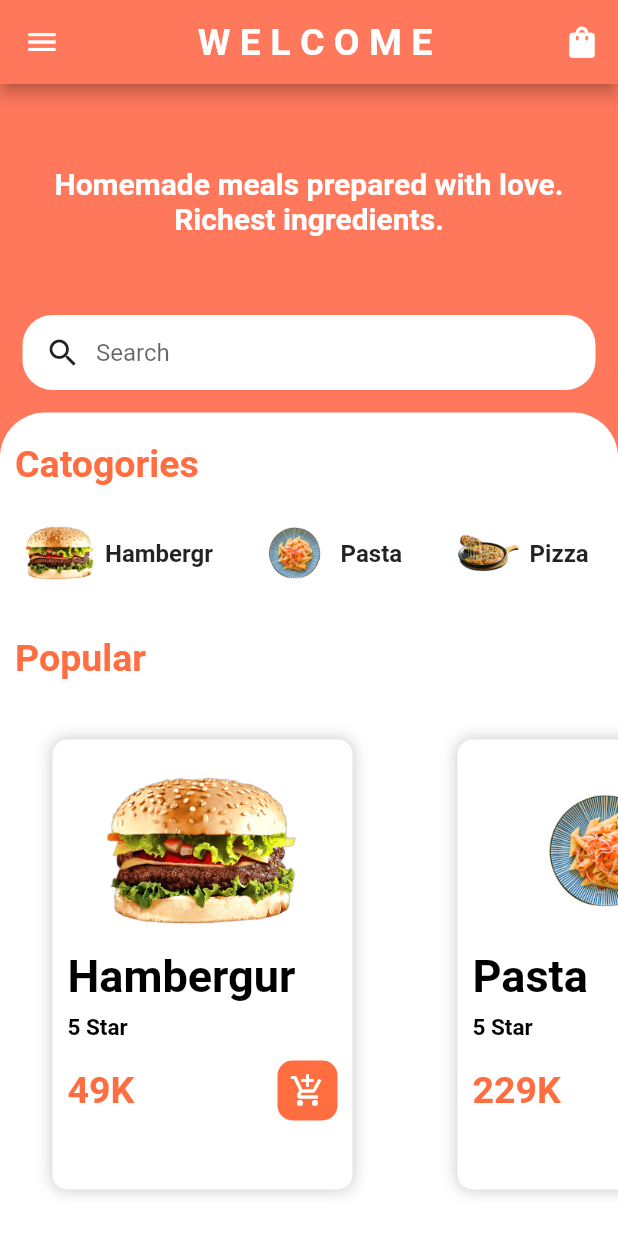
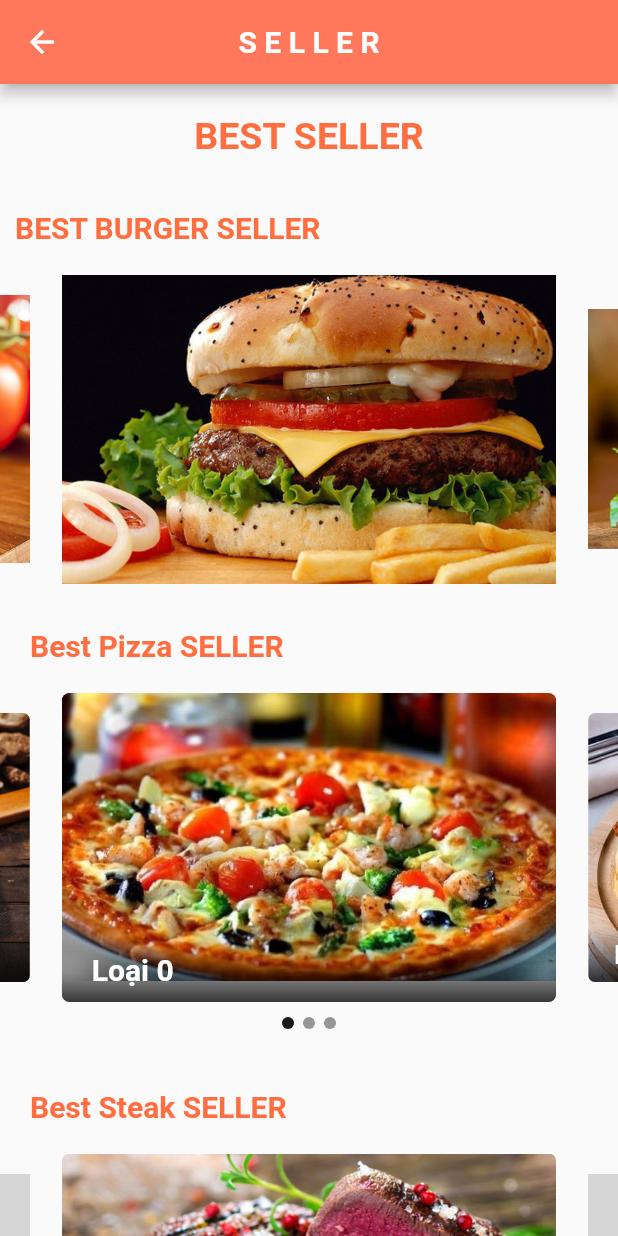
Before and after one commit to phamgiakhiem22022003/shoppingfood, a Flutter app: the HomePage screen opened by its route, in the side drawer, after a tap on "SELLER", on a phone screen of 412 x 824 dp. Run offline on Flutter 3.47's test engine with Material 2 defaults, Android fonts, the phone set to English and light mode, and no system bars; drawn by our look-alikes of carousel_slider; our stand-ins replace cloud_firestore, firebase_auth, firebase_core, line_awesome_flutter, sliding_sheet; accounts and stored records are empty; grey boxes are pictures that could not be loaded.

Commit message:
thêm Seller sửa Edit Profile

```diff
--- /dev/null
+++ b/lib/Page/CarouselPage.dart
@@ -0,0 +1,115 @@
+import 'package:carousel_slider/carousel_slider.dart';
+import 'package:flutter/material.dart';
+
+class CarouselPage extends StatefulWidget {
+
+  List<String> imgListPizza;
+
+  CarouselPage({super.key, required this.imgListPizza});
+
+  @override
+  State<CarouselPage> createState() => _CarouselPageState();
+}
+
+class _CarouselPageState extends State<CarouselPage> {
+
+  int _current = 0;
+
+  @override
+  Widget build(BuildContext context) {
+    final List<Widget> imgeSliders =
+    widget.imgListPizza.map((item) => Container(
+      child: ClipRRect(
+        borderRadius: BorderRadius.all(Radius.circular(5.0),),
+        child: Stack(
+          children: [
+            Image.asset(
+              item,
+              fit: BoxFit.cover,
+              width: 1000,
+            ),
+            Positioned(
+              bottom: 0,
+              left: 0.0,
+              right: 0.0,
+              child: Container(
+                decoration: BoxDecoration(
+                  gradient: LinearGradient(
+                    colors: [
+                      Color.fromARGB(200, 0, 0, 0),
+                      Color.fromARGB(0, 0, 0, 0)
+                    ],
+                    begin: Alignment.bottomCenter,
+                    end: Alignment.topCenter,
+                  ),
+                ),
+                padding: EdgeInsets.symmetric(horizontal: 20, vertical: 10),
+                child: Text(
+                  "Loại ${widget.imgListPizza.indexOf(item)}",
+                  style: TextStyle(
+                    color: Colors.white,
+                    fontSize: 20.0,
+                    fontWeight: FontWeight.bold,
+                  ),
+                ),
+              ),
+            ),
+          ],
+        ),
+      ),
+    )).toList();
+
+
+
+    return Column(
+      children: [
+        Padding(
+          padding: EdgeInsets.all(20),
+          child: Row(
+            children: [
+              Text(
+                "Best Pizza SELLER",
+                style: TextStyle(
+                  color: Colors.deepOrangeAccent,
+                  fontWeight: FontWeight.bold,
+                  fontSize: 20,
+                ),
+              ),
+            ],
+          ),
+        ),
+        CarouselSlider(
+          items: imgeSliders,
+          options: CarouselOptions(
+            autoPlay: true,
+            enlargeCenterPage: true,
+            aspectRatio: 2.0,
+            onPageChanged: (index, reason) {
+              setState(() {
+                _current = index;
+              });
+            }
+          ),
+        ),
+        Row(
+          mainAxisAlignment: MainAxisAlignment.center,
+          children: widget.imgListPizza.map((url){
+              int index = widget.imgListPizza.indexOf(url);
+              return Container(
+                width: 8,
+                height: 8,
+                margin: EdgeInsets.symmetric(vertical: 10, horizontal: 3),
+                decoration: BoxDecoration(
+                  shape: BoxShape.circle,
+                  color: _current == index
+                      ? Color.fromRGBO(0, 0, 0, 0.9)
+                      : Color.fromRGBO(0, 0, 0, 0.4),
+                ),
+              );
+            }).toList(),
+        ),
+
+      ],
+    );
+  }
+}
--- /dev/null
+++ b/lib/Page/CarouselPagePasta.dart
@@ -0,0 +1,113 @@
+import 'package:carousel_slider/carousel_slider.dart';
+import 'package:flutter/material.dart';
+
+class CarouselPagePasta extends StatefulWidget {
+
+  List<String> imgListPasta;
+
+  CarouselPagePasta({super.key, required this.imgListPasta});
+
+  @override
+  State<CarouselPagePasta> createState() => _CarouselPagePastaState();
+}
+
+class _CarouselPagePastaState extends State<CarouselPagePasta> {
+
+  int _current = 0;
+
+  @override
+  Widget build(BuildContext context) {
+    final List<Widget> imgeSliders =
+    widget.imgListPasta.map((item) => Container(
+      child: ClipRRect(
+        borderRadius: BorderRadius.all(Radius.circular(5.0),),
+        child: Stack(
+          children: [
+            Image.asset(
+              item,
+              fit: BoxFit.cover,
+              width: 1000,
+            ),
+            Positioned(
+              bottom: 0,
+              left: 0.0,
+              right: 0.0,
+              child: Container(
+                decoration: BoxDecoration(
+                  gradient: LinearGradient(
+                    colors: [
+                      Color.fromARGB(200, 0, 0, 0),
+                      Color.fromARGB(0, 0, 0, 0)
+                    ],
+                    begin: Alignment.bottomCenter,
+                    end: Alignment.topCenter,
+                  ),
+                ),
+                padding: EdgeInsets.symmetric(horizontal: 20, vertical: 10),
+                child: Text(
+                  "Pasta ${widget.imgListPasta.indexOf(item)}",
+                  style: TextStyle(
+                    color: Colors.white,
+                    fontSize: 20.0,
+                    fontWeight: FontWeight.bold,
+                  ),
+                ),
+              ),
+            ),
+          ],
+        ),
+      ),
+    )).toList();
+
+    return Column(
+      children: [
+        Padding(
+          padding: EdgeInsets.all(20),
+          child: Row(
+            children: [
+              Text(
+                "Best Pasta SELLER",
+                style: TextStyle(
+                  color: Colors.deepOrangeAccent,
+                  fontWeight: FontWeight.bold,
+                  fontSize: 20,
+                ),
+              ),
+            ],
+          ),
+        ),
+        CarouselSlider(
+          items: imgeSliders,
+          options: CarouselOptions(
+              autoPlay: true,
+              enlargeCenterPage: true,
+              aspectRatio: 2.0,
+              onPageChanged: (index, reason) {
+                setState(() {
+                  _current = index;
+                });
+              }
+          ),
+        ),
+        Row(
+          mainAxisAlignment: MainAxisAlignment.center,
+          children: widget.imgListPasta.map((url){
+            int index = widget.imgListPasta.indexOf(url);
+            return Container(
+              width: 8,
+              height: 8,
+              margin: EdgeInsets.symmetric(vertical: 10, horizontal: 3),
+              decoration: BoxDecoration(
+                shape: BoxShape.circle,
+                color: _current == index
+                    ? Color.fromRGBO(0, 0, 0, 0.9)
+                    : Color.fromRGBO(0, 0, 0, 0.4),
+              ),
+            );
+          }).toList(),
+        ),
+
+      ],
+    );
+  }
+}
--- /dev/null
+++ b/lib/Page/CarouselPageSteak.dart
@@ -0,0 +1,113 @@
+import 'package:carousel_slider/carousel_slider.dart';
+import 'package:flutter/material.dart';
+
+class CarouselPageSteak extends StatefulWidget {
+
+  List<String> imgListSteak;
+
+  CarouselPageSteak({super.key, required this.imgListSteak});
+
+  @override
+  State<CarouselPageSteak> createState() => _CarouselPageSteakState();
+}
+
+class _CarouselPageSteakState extends State<CarouselPageSteak> {
+
+  int _current = 0;
+
+  @override
+  Widget build(BuildContext context) {
+    final List<Widget> imgeSliders =
+    widget.imgListSteak.map((item) => Container(
+      child: ClipRRect(
+        borderRadius: BorderRadius.all(Radius.circular(5.0),),
+        child: Stack(
+          children: [
+            Image.asset(
+              item,
+              fit: BoxFit.cover,
+              width: 1000,
+            ),
+            Positioned(
+              bottom: 0,
+              left: 0.0,
+              right: 0.0,
+              child: Container(
+                decoration: BoxDecoration(
+                  gradient: LinearGradient(
+                    colors: [
+                      Color.fromARGB(200, 0, 0, 0),
+                      Color.fromARGB(0, 0, 0, 0)
+                    ],
+                    begin: Alignment.bottomCenter,
+                    end: Alignment.topCenter,
+                  ),
+                ),
+                padding: EdgeInsets.symmetric(horizontal: 20, vertical: 10),
+                child: Text(
+                  "Steak ${widget.imgListSteak.indexOf(item)}",
+                  style: TextStyle(
+                    color: Colors.white,
+                    fontSize: 20.0,
+                    fontWeight: FontWeight.bold,
+                  ),
+                ),
+              ),
+            ),
+          ],
+        ),
+      ),
+    )).toList();
+
+    return Column(
+      children: [
+        Padding(
+          padding: EdgeInsets.all(20),
+          child: Row(
+            children: [
+              Text(
+                "Best Steak SELLER",
+                style: TextStyle(
+                  color: Colors.deepOrangeAccent,
+                  fontWeight: FontWeight.bold,
+                  fontSize: 20,
+                ),
+              ),
+            ],
+          ),
+        ),
+        CarouselSlider(
+          items: imgeSliders,
+          options: CarouselOptions(
+              autoPlay: true,
+              enlargeCenterPage: true,
+              aspectRatio: 2.0,
+              onPageChanged: (index, reason) {
+                setState(() {
+                  _current = index;
+                });
+              }
+          ),
+        ),
+        Row(
+          mainAxisAlignment: MainAxisAlignment.center,
+          children: widget.imgListSteak.map((url){
+            int index = widget.imgListSteak.indexOf(url);
+            return Container(
+              width: 8,
+              height: 8,
+              margin: EdgeInsets.symmetric(vertical: 10, horizontal: 3),
+              decoration: BoxDecoration(
+                shape: BoxShape.circle,
+                color: _current == index
+                    ? Color.fromRGBO(0, 0, 0, 0.9)
+                    : Color.fromRGBO(0, 0, 0, 0.4),
+              ),
+            );
+          }).toList(),
+        ),
+
+      ],
+    );
+  }
+}
--- a/lib/Page/DrawerHomePage.dart
+++ b/lib/Page/DrawerHomePage.dart
@@ -1,5 +1,6 @@
 import 'package:flutter/material.dart';
 import 'package:shoppingfood/Page/Profile.dart';
+import 'package:shoppingfood/Page/SellerPage.dart';
 
 class DrawerHomePage extends StatefulWidget {
   const DrawerHomePage({super.key});
@@ -93,7 +94,7 @@ class _DrawerHomePageState extends State<DrawerHomePage> {
                     ),
                   ),
                   onTap: () {
-                    Navigator.pop(context);
+                    Navigator.push(context, MaterialPageRoute(builder: (context) => SellerPage()));;
                   },
                 ),
               ),
--- a/lib/Page/UpdateProfile.dart
+++ b/lib/Page/EditProfile.dart
@@ -5,17 +5,17 @@ import 'package:line_awesome_flutter/line_awesome_flutter.dart';
 import 'package:shoppingfood/Page/Profile.dart';
 import 'package:shoppingfood/widget/my_text_box.dart';
 
-class UpdateProfileScreen extends StatefulWidget {
-  const UpdateProfileScreen({super.key});
+class EditProfileScreen extends StatefulWidget {
+  const EditProfileScreen({super.key});
 
   @override
-  State<UpdateProfileScreen> createState() => _UpdateProfileScreenState();
+  State<EditProfileScreen> createState() => _EditProfileScreenState();
 }
 
-class _UpdateProfileScreenState extends State<UpdateProfileScreen> {
+class _EditProfileScreenState extends State<EditProfileScreen> {
 
-  final currentUser = FirebaseAuth.instance.currentUser!;
-  final userCollection = FirebaseFirestore.instance.collection("User");
+  // final currentUser = FirebaseAuth.instance.currentUser!;
+  // final userCollection = FirebaseFirestore.instance.collection("User");
 
   Future<void> editField(String field) async {
     String newValue = "";
@@ -58,9 +58,9 @@ class _UpdateProfileScreenState extends State<UpdateProfileScreen> {
       ),
     );
 
-    if (newValue.trim().length > 0) {
-      await userCollection.doc(currentUser.email).update({field: newValue});
-    }
+    // if (newValue.trim().length > 0) {
+    //   await userCollection.doc(currentUser.email).update({field: newValue});
+    // }
   }
 
   @override
@@ -96,11 +96,11 @@ class _UpdateProfileScreenState extends State<UpdateProfileScreen> {
           ),
 
           SizedBox(height: 20),
-          Text(
-            currentUser.email!,
-            textAlign: TextAlign.center,
-            style: TextStyle(color: Colors.grey),
-          ),
+          // Text(
+          //   currentUser.email!,
+          //   textAlign: TextAlign.center,
+          //   style: TextStyle(color: Colors.grey),
+          // ),
 
           SizedBox(height: 50),
 
--- a/lib/Page/Profile.dart
+++ b/lib/Page/Profile.dart
@@ -1,6 +1,6 @@
 import 'package:flutter/material.dart';
 import 'package:line_awesome_flutter/line_awesome_flutter.dart';
-import 'package:shoppingfood/Page/UpdateProfile.dart';
+import 'package:shoppingfood/Page/EditProfile.dart';
 import 'package:shoppingfood/widget/ProfileMenu.dart';
 
 class ProfileScreen extends StatelessWidget {
@@ -101,7 +101,7 @@ class ProfileScreen extends StatelessWidget {
                 width: 200,
                 child: ElevatedButton(
                   onPressed: () {
-                    Navigator.push(context, MaterialPageRoute(builder: (context) => UpdateProfileScreen()));
+                    Navigator.push(context, MaterialPageRoute(builder: (context) => EditProfileScreen()));
                   },
                   child: Text(
                       "Edit Profile",
--- /dev/null
+++ b/lib/Page/SellerPage.dart
@@ -0,0 +1,129 @@
+import 'package:carousel_slider/carousel_slider.dart';
+import 'package:flutter/material.dart';
+import 'package:shoppingfood/Page/CarouselPage.dart';
+import 'package:shoppingfood/Page/CarouselPagePasta.dart';
+import 'package:shoppingfood/Page/CarouselPageSteak.dart';
+
+
+class SellerPage extends StatefulWidget {
+  const SellerPage({super.key});
+
+  @override
+  State<SellerPage> createState() => _SellerPageState();
+}
+
+final List<String> imgListBurgur = [
+  "assets/img/burgurB.jpg",
+  "assets/img/burgurG.jpg",
+  "assets/img/burgurT.jpg",
+];
+
+final List<String> imgListPizza = [
+  "assets/img/pizzaHS.jpg",
+  "assets/img/pizzaPM.jpg",
+  "assets/img/pizzaXX.jpg",
+];
+
+final List<String> imgListSteak = [
+  "assets/img/steakBo.jpg",
+  "assets/img/steakHeo.jpg",
+];
+
+final List<String> imgListPasta = [
+  "assets/img/pastaCuon.jpg",
+  "assets/img/pastaSoi.jpg",
+];
+
+
+
+class _SellerPageState extends State<SellerPage> {
+  @override
+  Widget build(BuildContext context) {
+    return Scaffold(
+      appBar: AppBar(
+        centerTitle: true,
+        backgroundColor: Color(0xFFFF785B),
+        title: Text(
+            "S E L L E R",
+          style: TextStyle(
+            color: Colors.white,
+            fontSize: 20,
+            fontWeight: FontWeight.bold,
+          ),
+        ),
+      ),
+      body: ListView(
+        children: [
+          Container(
+            child: Column(
+              children: [
+                Padding(
+                  padding: EdgeInsets.all(20),
+                  child: Text(
+                    "BEST SELLER",
+                    style: TextStyle(
+                      color: Colors.deepOrangeAccent,
+                      fontWeight: FontWeight.bold,
+                      fontSize: 25,
+                    ),
+                  ),
+                ),
+
+                SizedBox(height: 5),
+                Row(
+                  children: [
+                    Padding(
+                      padding: EdgeInsets.all(10),
+                      child: Text(
+                        "BEST BURGER SELLER",
+                        style: TextStyle(
+                          color: Colors.deepOrangeAccent,
+                          fontWeight: FontWeight.bold,
+                          fontSize: 20,
+                        ),
+                      ),
+                    ),
+                  ],
+                ),
+
+                SizedBox(height: 10),
+
+                //Tự chuyển Động
+                CarouselSlider(
+                  items: imgListBurgur.map((item) => Container(
+                    child: Center(
+                      child: Image.asset(
+                        item,
+                        fit: BoxFit.cover,
+                        width: 1000,
+                      ),
+                    ),
+                  )).toList(),
+                  options: CarouselOptions(
+                      autoPlay: true,
+                      aspectRatio: 2.0,
+                      enlargeCenterPage: true
+                  ),
+                ),
+
+
+                //Seller Pizza
+                SizedBox(height: 10),
+                CarouselPage(imgListPizza: imgListPizza),
+
+                //Seller Steak
+                SizedBox(height: 10),
+                CarouselPageSteak(imgListSteak: imgListSteak),
+
+                //Seller Pasta
+                SizedBox(height: 10),
+                CarouselPagePasta(imgListPasta: imgListPasta),
+
+              ],
+            ),
+          ),
+        ],
+      ),
+    );
+  }
+}
--- a/lib/widget/CategoriesWidget.dart
+++ b/lib/widget/CategoriesWidget.dart
@@ -6,7 +6,7 @@ class CategoriesWidget extends StatelessWidget {
   @override
   Widget build(BuildContext context) {
 
-    var tenCategory=['Hambergr','Pasta','Pizza', 'Steak'];
+    var tenCategory=['Hambergur','Pasta','Pizza', 'Steak'];
 
     return Column(
       children: [
```
Also changed, not shown: pubspec.yaml (+15 -0 lines), assets/img/SteakHeo.jpg (added), assets/img/burgurB.jpg (added), assets/img/burgurG.jpg (added), assets/img/burgurT.jpg (added), assets/img/pastaCuon.jpg (added), assets/img/pastaSoi.jpg (added), assets/img/pizzaHS.jpg (added), assets/img/pizzaPM.jpg (added), assets/img/pizzaXX.jpg (added), assets/img/steakBo.jpg (added), pubspec.lock. Lines whose indentation alone changed are shown as unchanged.
